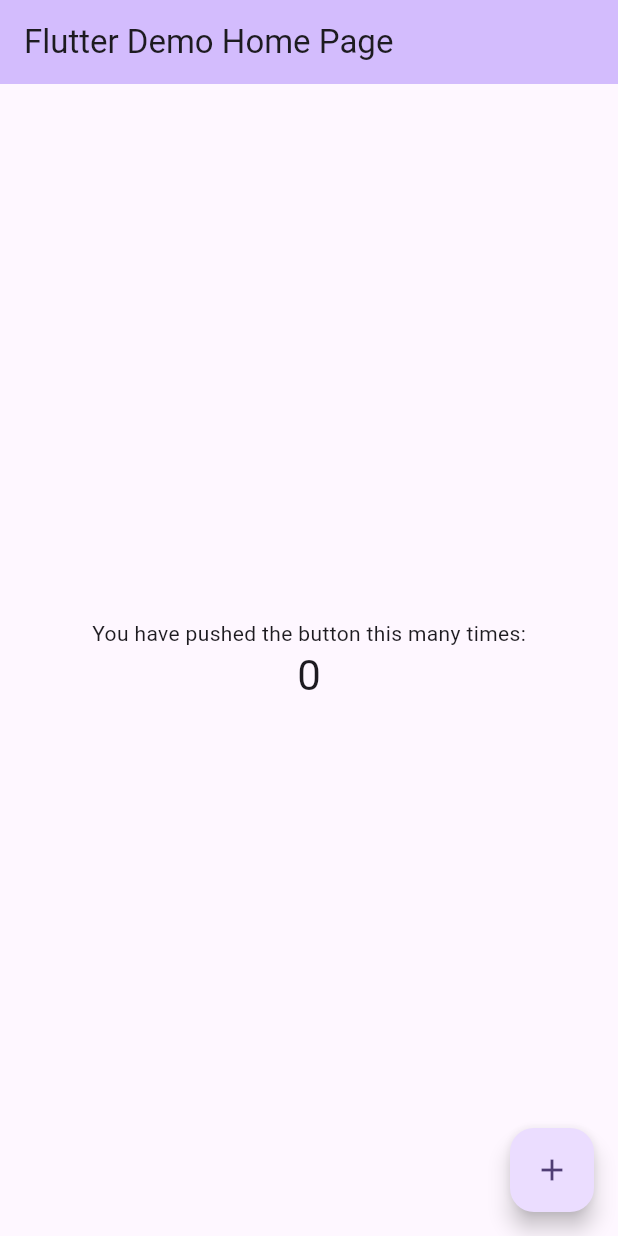
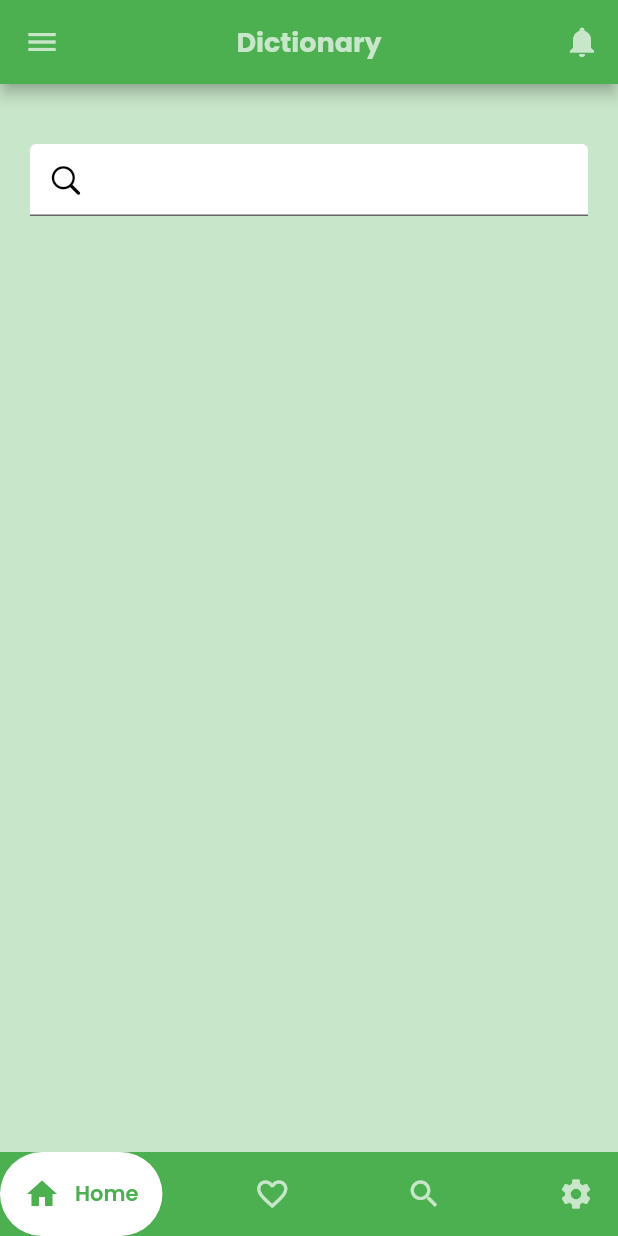
Before and after one commit to Efrosine/dictionary_app, a Flutter app: the screen it shows after launch, on a phone screen of 412 x 824 dp. Run offline on Flutter 3.47's test engine with Material 2 defaults, Android fonts, the phone set to English and light mode, and no system bars; drawn by our look-alikes of google_nav_bar.

Commit message:
berantakan si tpi gpp

```diff
--- /dev/null
+++ b/lib/Home_page.dart
@@ -0,0 +1,96 @@
+import 'package:flutter/cupertino.dart';
+import 'package:flutter/material.dart';
+import 'package:google_nav_bar/google_nav_bar.dart';
+
+class HomePage extends StatefulWidget {
+  const HomePage({super.key});
+
+
+
+  @override
+  State<HomePage> createState() => _HomePageState();
+}
+
+int currentIndex = 0;
+
+void goToPage(index){
+  setState((){
+    currentIndex = index;
+  });
+}
+
+void setState(Null Function() param0) {
+}
+class _HomePageState extends State<HomePage> {
+  @override
+  Widget build(BuildContext context) {
+    return  Scaffold(
+      backgroundColor: Colors.green[100],
+      appBar: AppBar(
+        backgroundColor: Colors.green,
+        title: Text('Dictionary',
+        style: TextStyle(
+          color: Colors.green[100],
+          fontWeight: FontWeight.bold,
+          fontSize: 18,
+        ),
+        ),
+        centerTitle: true,
+         leading: IconButton(
+          icon: Icon(Icons.menu),
+          color: Colors.green[100],
+          onPressed: () {
+            print('');
+          },
+        ),
+        actions: [
+          IconButton(
+            icon: Icon(Icons.notifications),
+            color: Colors.green[100],
+            onPressed: () {
+              print('');
+            },
+          ),
+        ],
+      ),
+      body: Column(
+        children: [
+        Container(
+          margin: EdgeInsets.only(top: 40, left: 20, right: 20),
+          child: TextField(
+            decoration: InputDecoration(
+              prefixIcon: Icon(
+                CupertinoIcons.search,
+                color: Colors.black,
+              ),
+              filled: true,
+              fillColor: Colors.white
+            ),
+          ),
+        ),
+      ]),
+      bottomNavigationBar: GNav(
+        gap: 10,
+        padding: EdgeInsets.all(16),
+        backgroundColor: const Color.fromRGBO(76, 175, 80, 1),
+        color: Colors.green[100],
+        activeColor: Colors.green,
+        tabBackgroundColor: Colors.white,
+        tabs: const[
+          GButton(icon: Icons.home,
+          text: 'Home',
+          ),
+          GButton(icon: Icons.favorite_border,
+          text: 'Likes',
+          ),
+          GButton(icon: Icons.search,
+          text: 'Search',
+          ),
+          GButton(icon: Icons.settings,
+          text: 'Settings',
+          ),
+        ],
+      ),
+    );
+  }
+}
--- a/lib/main.dart
+++ b/lib/main.dart
@@ -1,3 +1,4 @@
+import 'package:dictionary_app/Home_page.dart';
 import 'package:flutter/material.dart';
 
 void main() {
@@ -7,121 +8,12 @@ void main() {
 class MyApp extends StatelessWidget {
   const MyApp({super.key});
 
-  // This widget is the root of your application.
   @override
   Widget build(BuildContext context) {
     return MaterialApp(
-      title: 'Flutter Demo satu',
       debugShowCheckedModeBanner: false,
-      //ini peruabahannya
-      theme: ThemeData(
-        // This is the theme of your application.
-        //
-        // TRY THIS: Try running your application with "flutter run". You'll see
-        // the application has a blue toolbar. Then, without quitting the app,
-        // try changing the seedColor in the colorScheme below to Colors.green
-        // and then invoke "hot reload" (save your changes or press the "hot
-        // reload" button in a Flutter-supported IDE, or press "r" if you used
-        // the command line to start the app).
-        //
-        // Notice that the counter didn't reset back to zero; the application
-        // state is not lost during the reload. To reset the state, use hot
-        // restart instead.
-        //
-        // This works for code too, not just values: Most code changes can be
-        // tested with just a hot reload.
-        colorScheme: ColorScheme.fromSeed(seedColor: Colors.deepPurple),
-        useMaterial3: true,
-      ),
-      home: const MyHomePage(title: 'Flutter Demo Home Page'),
+      theme: ThemeData(fontFamily: 'Poppins'),
+      home: HomePage(),
     );
   }
 }
-
-class MyHomePage extends StatefulWidget {
-  const MyHomePage({super.key, required this.title});
-
-  // This widget is the home page of your application. It is stateful, meaning
-  // that it has a State object (defined below) that contains fields that affect
-  // how it looks.
-
-  // This class is the configuration for the state. It holds the values (in this
-  // case the title) provided by the parent (in this case the App widget) and
-  // used by the build method of the State. Fields in a Widget subclass are
-  // always marked "final".
-
-  final String title;
-
-  @override
-  State<MyHomePage> createState() => _MyHomePageState();
-}
-
-class _MyHomePageState extends State<MyHomePage> {
-  int _counter = 0;
-
-  void _incrementCounter() {
-    setState(() {
-      // This call to setState tells the Flutter framework that something has
-      // changed in this State, which causes it to rerun the build method below
-      // so that the display can reflect the updated values. If we changed
-      // _counter without calling setState(), then the build method would not be
-      // called again, and so nothing would appear to happen.
-      _counter++;
-    });
-  }
-
-  @override
-  Widget build(BuildContext context) {
-    // This method is rerun every time setState is called, for instance as done
-    // by the _incrementCounter method above.
-    //
-    // The Flutter framework has been optimized to make rerunning build methods
-    // fast, so that you can just rebuild anything that needs updating rather
-    // than having to individually change instances of widgets.
-    return Scaffold(
-      appBar: AppBar(
-        // TRY THIS: Try changing the color here to a specific color (to
-        // Colors.amber, perhaps?) and trigger a hot reload to see the AppBar
-        // change color while the other colors stay the same.
-        backgroundColor: Theme.of(context).colorScheme.inversePrimary,
-        // Here we take the value from the MyHomePage object that was created by
-        // the App.build method, and use it to set our appbar title.
-        title: Text(widget.title),
-      ),
-      body: Center(
-        // Center is a layout widget. It takes a single child and positions it
-        // in the middle of the parent.
-        child: Column(
-          // Column is also a layout widget. It takes a list of children and
-          // arranges them vertically. By default, it sizes itself to fit its
-          // children horizontally, and tries to be as tall as its parent.
-          //
-          // Column has various properties to control how it sizes itself and
-          // how it positions its children. Here we use mainAxisAlignment to
-          // center the children vertically; the main axis here is the vertical
-          // axis because Columns are vertical (the cross axis would be
-          // horizontal).
-          //
-          // TRY THIS: Invoke "debug painting" (choose the "Toggle Debug Paint"
-          // action in the IDE, or press "p" in the console), to see the
-          // wireframe for each widget.
-          mainAxisAlignment: MainAxisAlignment.center,
-          children: <Widget>[
-            const Text(
-              'You have pushed the button this many times:',
-            ),
-            Text(
-              '$_counter',
-              style: Theme.of(context).textTheme.headlineMedium,
-            ),
-          ],
-        ),
-      ),
-      floatingActionButton: FloatingActionButton(
-        onPressed: _incrementCounter,
-        tooltip: 'Increment',
-        child: const Icon(Icons.add),
-      ), // This trailing comma makes auto-formatting nicer for build methods.
-    );
-  }
-}
```
Also changed, not shown: pubspec.yaml (+15 -7 lines), fonts/Poppins-Bold.ttf (added), fonts/Poppins-Medium.ttf (added), fonts/Poppins-Regular.ttf (added), fonts/Poppins-SemiBold.ttf (added), pubspec.lock.
